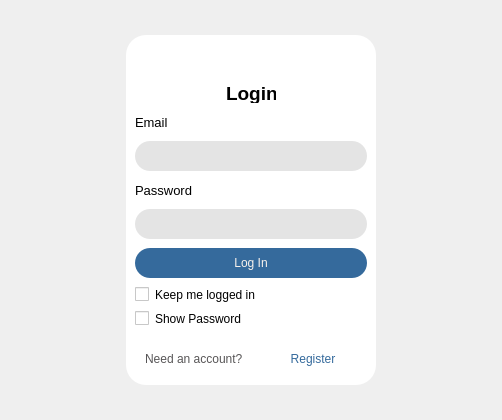
Old version of the form gui/dang_nhap.ui in the repository giahungdepzai/SPCK_GIA_HUNG.
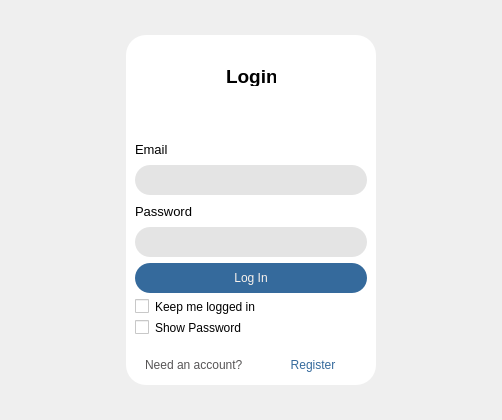
New version of the form. Icons and pictures are not drawn.

```diff
--- a/gui/dang_nhap.ui
+++ b/gui/dang_nhap.ui
@@ -114,6 +114,16 @@
             </item>
            </layout>
           </item>
+          <item>
+           <widget class="QFrame" name="frame">
+            <property name="frameShape">
+             <enum>QFrame::StyledPanel</enum>
+            </property>
+            <property name="frameShadow">
+             <enum>QFrame::Raised</enum>
+            </property>
+           </widget>
+          </item>
           <item>
            <widget class="QLabel" name="label_4">
             <property name="maximumSize">
```
